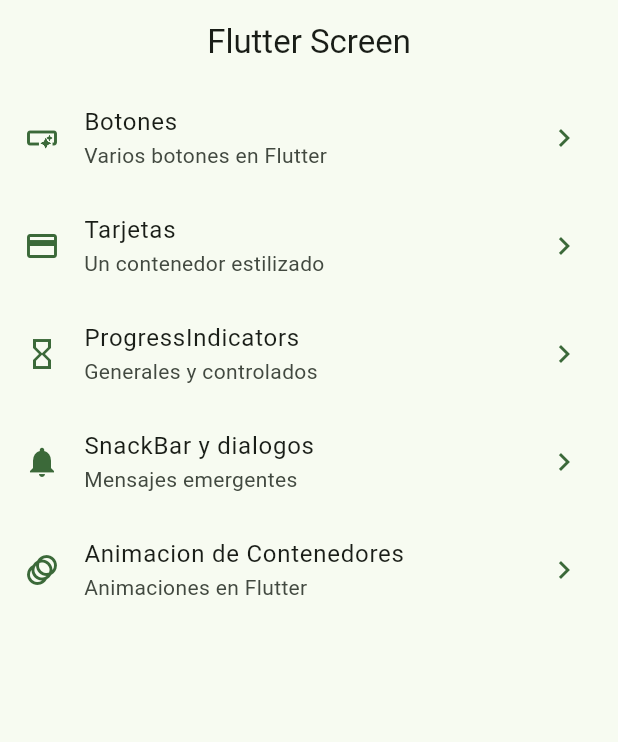
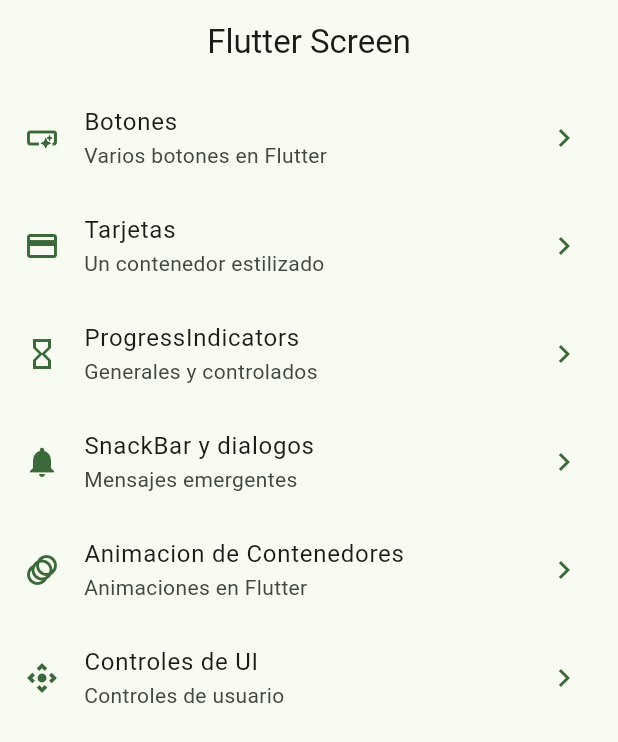
Before and after one commit to Anyel-ec/Widgets-App-Flutter, a Flutter app: the screen it shows after launch, on a phone screen of 412 x 824 dp. Shown: the top 742 px of the screen. Run offline on Flutter 3.47's test engine with Material 3 defaults, Android fonts, the phone set to English and light mode, and no system bars; our stand-ins replace go_router.

Commit message:
add ui controls, switch, radio buttons

```diff
--- a/lib/config/menu/menu_items.dart
+++ b/lib/config/menu/menu_items.dart
@@ -47,6 +47,12 @@
     icon: Icons.animation
   ),
 
+  MenuItem(
+    title: 'Controles de UI',
+    subtitle: 'Controles de usuario',
+    link: '/ui-controls',
+    icon: Icons.control_camera
+  ),
 
   // MenuItem(
   //   title: 'Contact',
--- a/lib/config/router/app_router.dart
+++ b/lib/config/router/app_router.dart
@@ -36,5 +36,14 @@
       name: AnimatedScreen.name,
       builder: (context, state) => const AnimatedScreen()
     ),
+
+    GoRoute(
+      path: '/ui-controls',
+      name: UiControlsScreen.name,
+      builder: (context, state) => const UiControlsScreen()
+    ),
+
+
+
   ],
 );
```
Also changed, not shown: lib/presentation/screen/ui_controls/ui_controls_screen.dart (+83 -1 lines).
